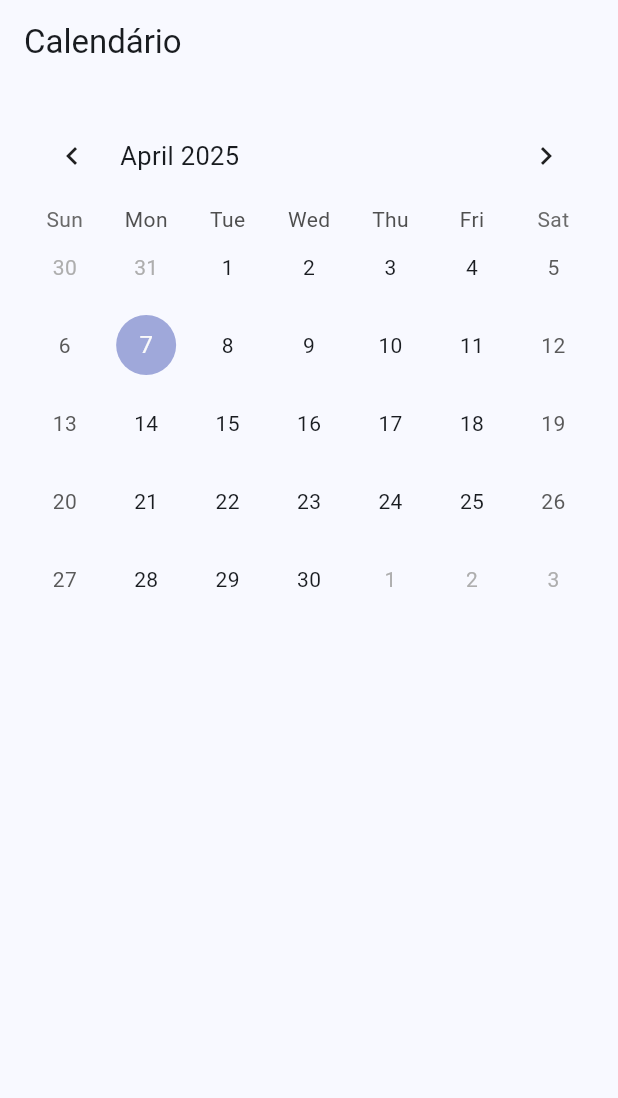
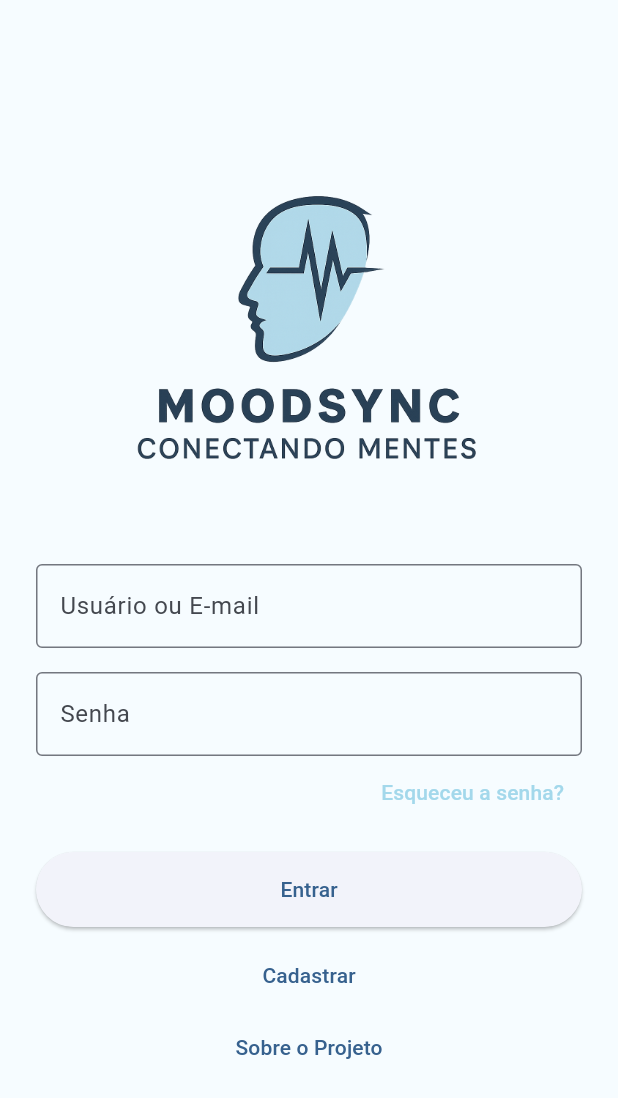
Before and after one commit to FernandoYaginuma/MoodSync, a Flutter app: the screen it shows after launch, on a phone screen of 412 x 824 dp. Shown: the top 1098 px of the screen. Run offline on Flutter 3.47's test engine with Material 3 defaults, Android fonts, the phone set to English and light mode, and no system bars; drawn by our look-alikes of table_calendar; our stand-ins replace device_preview, shared_preferences.

Commit message:
adicionando telas e integrando

```diff
--- /dev/null
+++ b/lib/Controller/login_controller.dart
@@ -0,0 +1,19 @@
+import 'package:flutter/material.dart';
+
+class LoginController {
+  final emailController = TextEditingController();
+  final senhaController = TextEditingController();
+
+  void login(BuildContext context) {
+    final email = emailController.text.trim();
+    final senha = senhaController.text;
+
+    if (email.isEmpty || senha.isEmpty) {
+      ScaffoldMessenger.of(context).showSnackBar(
+        const SnackBar(content: Text('Preencha todos os campos')),
+      );
+      return;
+    }
+    Navigator.pushNamed(context, '/home');
+  }
+}
--- /dev/null
+++ b/lib/View/login_view.dart
@@ -0,0 +1,76 @@
+import 'package:flutter/material.dart';
+import 'package:android2/Controller/login_controller.dart';
+import 'package:android2/theme/colors.dart';
+
+class LoginView extends StatelessWidget {
+  final LoginController controller = LoginController();
+
+  LoginView({super.key});
+
+  @override
+  Widget build(BuildContext context) {
+    return Scaffold(
+      backgroundColor: AppColors.blankBackground,
+      body: Padding(
+        padding: const EdgeInsets.all(24.0),
+        child: Center(
+          child: SingleChildScrollView(
+            child: Column(
+              crossAxisAlignment: CrossAxisAlignment.stretch,
+              children: [
+                Image.asset(
+                  'lib/images/MoodSyncLogo.png',
+                  height: 250,
+                ),
+                const SizedBox(height: 24),
+                TextField(
+                  controller: controller.emailController,
+                  decoration: const InputDecoration(
+                    labelText: 'Usuário ou E-mail',
+                    border: OutlineInputBorder(),
+                  ),
+                ),
+                const SizedBox(height: 16),
+                TextField(
+                  controller: controller.senhaController,
+                  obscureText: true,
+                  decoration: const InputDecoration(
+                    labelText: 'Senha',
+                    border: OutlineInputBorder(),
+                  ),
+                ),
+                Align(
+                  alignment: Alignment.centerRight,
+                  child: TextButton(
+                    onPressed: () => Navigator.pushNamed(context, '/forgot-password'),
+                    child: const Text(
+                      'Esqueceu a senha?',
+                      style: TextStyle(color: AppColors.blueLogo),
+                    ),
+                  ),
+                ),
+                const SizedBox(height: 16),
+                SizedBox(
+                  height: 50,
+                  child: ElevatedButton(
+                    onPressed: () => controller.login(context),
+                    child: const Text('Entrar'),
+                  ),
+                ),
+                const SizedBox(height: 8),
+                TextButton(
+                  onPressed: () => Navigator.pushNamed(context, '/register'),
+                  child: const Text('Cadastrar'),
+                ),
+                TextButton(
+                  onPressed: () => Navigator.pushNamed(context, '/about'),
+                  child: const Text('Sobre o Projeto'),
+                ),
+              ],
+            ),
+          ),
+        ),
+      ),
+    );
+  }
+}
--- a/lib/main.dart
+++ b/lib/main.dart
@@ -1,8 +1,13 @@
 import 'package:flutter/material.dart';
 import 'package:device_preview/device_preview.dart';
+
 import 'package:android2/View/calendar_view.dart';
 import 'package:android2/View/day_view.dart';
-import 'package:android2/View/professional_view.dart'; // NOVO: importar a tela Professional
+import 'package:android2/View/professional_view.dart';
+import 'package:android2/View/login_view.dart';
+import 'package:android2/View/register_view.dart';
+import 'package:android2/View/forgot_password_view.dart';
+import 'package:android2/View/about_view.dart';
 
 void main() {
   runApp(
@@ -22,19 +27,23 @@ class MyApp extends StatelessWidget {
       debugShowCheckedModeBanner: false,
       locale: DevicePreview.locale(context),
       builder: DevicePreview.appBuilder,
-      title: 'Diário de Emoções',
+      title: 'MoodSync',
       theme: ThemeData(
         colorScheme: ColorScheme.fromSeed(seedColor: Colors.blue),
         useMaterial3: true,
       ),
       initialRoute: '/',
       routes: {
-        '/': (context) => const CalendarView(),
+        '/': (context) => LoginView(),
+        '/register': (context) => const RegisterView(),
+        '/forgot-password': (context) => const ForgotPasswordView(),
+        '/about': (context) => AboutView(),
+        '/calendar': (context) => const CalendarView(),
         '/day': (context) {
           final selectedDate = ModalRoute.of(context)!.settings.arguments as DateTime;
           return DayView(selectedDate: selectedDate);
         },
-        '/professional': (context) => const ProfessionalView(), // NOVO
+        '/professional': (context) => const ProfessionalView(),
       },
     );
   }
--- /dev/null
+++ b/lib/theme/colors.dart
@@ -0,0 +1,6 @@
+import 'package:flutter/material.dart';
+
+class AppColors {
+  static const Color blueLogo = Color.fromARGB(255, 163, 216, 235);
+  static const Color blankBackground = Color(0xFFF6FCFF);
+}
--- a/pubspec.yaml
+++ b/pubspec.yaml
@@ -1,5 +1,5 @@
 name: android2
-description: "A new Flutter project."
+description: A new Flutter project.
 publish_to: 'none'
 version: 0.1.0
 
@@ -14,6 +14,8 @@ dependencies:
   device_preview: ^1.2.0
   flutter_localizations:
     sdk: flutter
+  shared_preferences: ^2.2.2
+  get_it: ^8.0.3
 
 dev_dependencies:
   flutter_test:
@@ -22,3 +24,5 @@ dev_dependencies:
 
 flutter:
   uses-material-design: true
+  assets:
+    - lib/images/
```
Also changed, not shown: lib/Controller/about_controller.dart (added, +7 -0 lines), lib/Controller/forgot_password_controller.dart (added, +51 -0 lines), lib/Controller/register_controller.dart (added, +52 -0 lines), lib/View/about_view.dart (added, +47 -0 lines), lib/View/forgot_password_view.dart (added, +112 -0 lines), lib/View/register_view.dart (added, +110 -0 lines), lib/images/MoodSyncLogo.png (added), pubspec.lock.
